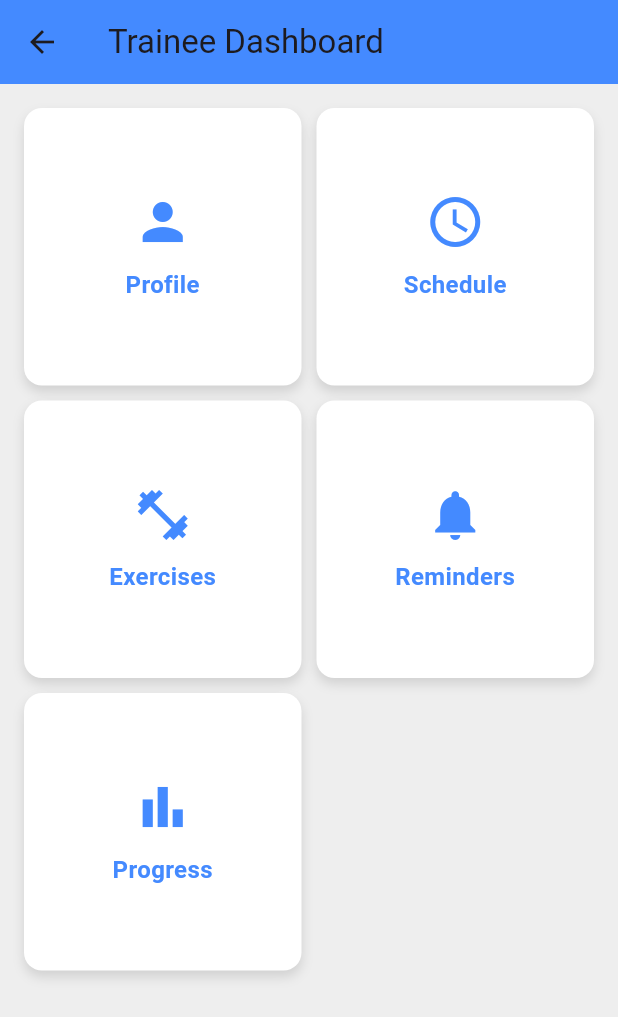
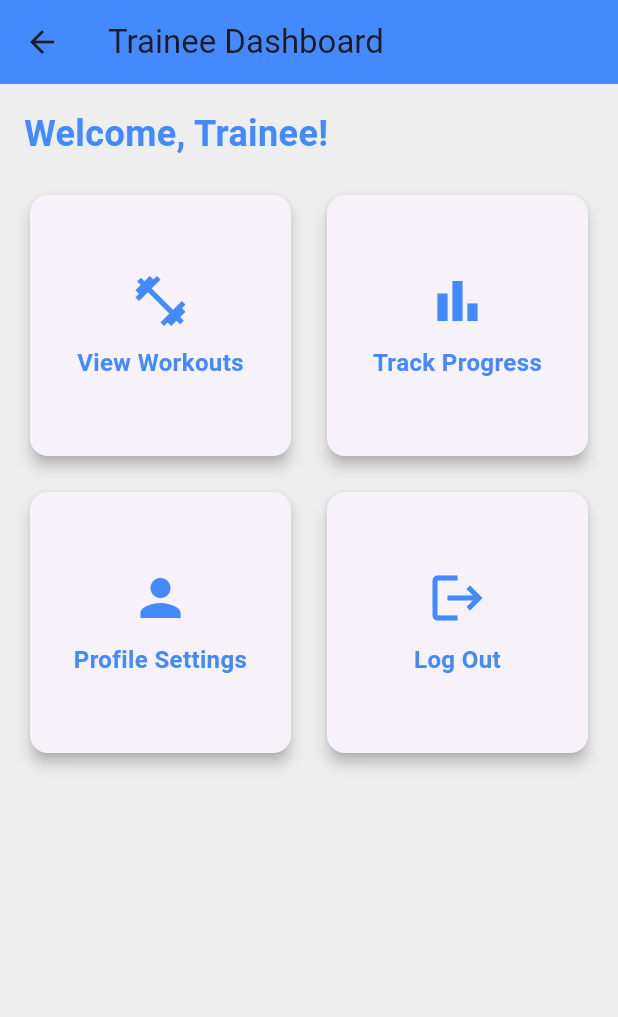
Before and after one commit to shifaaKh28/BodyAndMind, a Flutter app: the TraineeDashboard screen opened by its route, on a phone screen of 412 x 824 dp. Shown: the top 1017 px of the screen. Run offline on Flutter 3.47's test engine with Material 3 defaults, Android fonts, the phone set to English and light mode, and no system bars; our stand-ins replace cloud_firestore, firebase_auth, firebase_core, firebase_storage, image_picker; accounts and stored records are empty.

Commit message:
Update dashboard.dart

```diff
--- a/lib/screens/trainee/dashboard.dart
+++ b/lib/screens/trainee/dashboard.dart
@@ -1,9 +1,6 @@
 import 'package:flutter/material.dart';
-import '../trainee/profile/schedule.dart';
-import '../trainee/profile/exercises.dart';
-import '../trainee/profile/reminders.dart';
-import '../trainee/profile/progress.dart';
-import '../trainee/profile/profile_screen.dart';
+import 'package:firebase_auth/firebase_auth.dart';
+
 
 class TraineeDashboard extends StatelessWidget {
   @override
@@ -15,40 +12,59 @@ class TraineeDashboard extends StatelessWidget {
       ),
       body: Padding(
         padding: const EdgeInsets.all(16.0),
-        child: GridView.count(
-          crossAxisCount: 2,
-          crossAxisSpacing: 10,
-          mainAxisSpacing: 10,
+        child: Column(
+          crossAxisAlignment: CrossAxisAlignment.start,
           children: [
-            _buildDashboardButton(
-              context,
-              title: 'Profile',
-              icon: Icons.person,
-              targetScreen: TraineeProfileScreen(),
+            Text(
+              'Welcome, Trainee!',
+              style: TextStyle(
+                fontSize: 24,
+                fontWeight: FontWeight.bold,
+                color: Colors.blueAccent,
+              ),
             ),
-            _buildDashboardButton(
-              context,
-              title: 'Schedule',
-              icon: Icons.schedule,
-              targetScreen: ScheduleScreen(),
-            ),
-            _buildDashboardButton(
-              context,
-              title: 'Exercises',
-              icon: Icons.fitness_center,
-              targetScreen: ExercisesScreen(),
-            ),
-            _buildDashboardButton(
-              context,
-              title: 'Reminders',
-              icon: Icons.notifications,
-              targetScreen: RemindersScreen(),
-            ),
-            _buildDashboardButton(
-              context,
-              title: 'Progress',
-              icon: Icons.bar_chart,
-              targetScreen: ProgressScreen(),
+            SizedBox(height: 20),
+            Expanded(
+              child: GridView.count(
+                crossAxisCount: 2,
+                crossAxisSpacing: 16,
+                mainAxisSpacing: 16,
+                children: [
+                  _buildDashboardCard(
+                    context: context,
+                    title: 'View Workouts',
+                    icon: Icons.fitness_center,
+                    onTap: () {
+                      // Navigate to Workouts screen
+                    },
+                  ),
+                  _buildDashboardCard(
+                    context: context,
+                    title: 'Track Progress',
+                    icon: Icons.bar_chart,
+                    onTap: () {
+                      // Navigate to Progress screen
+                    },
+                  ),
+                  _buildDashboardCard(
+                    context: context,
+                    title: 'Profile Settings',
+                    icon: Icons.person,
+                    onTap: () {
+                      // Navigate to Profile screen
+                    },
+                  ),
+                  _buildDashboardCard(
+                    context: context,
+                    title: 'Log Out',
+                    icon: Icons.logout,
+                    onTap: () {
+                      FirebaseAuth.instance.signOut();
+                      Navigator.pushReplacementNamed(context, '/login');
+                    },
+                  ),
+                ],
+              ),
             ),
           ],
         ),
@@ -56,27 +72,19 @@ class TraineeDashboard extends StatelessWidget {
     );
   }
 
-  Widget _buildDashboardButton(BuildContext context,
-      {required String title, required IconData icon, required Widget targetScreen}) {
+  Widget _buildDashboardCard({
+    required BuildContext context,
+    required String title,
+    required IconData icon,
+    required VoidCallback onTap,
+  }) {
     return GestureDetector(
-      onTap: () {
-        Navigator.push(
-          context,
-          MaterialPageRoute(builder: (context) => targetScreen),
-        );
-      },
-      child: Container(
-        decoration: BoxDecoration(
-          color: Colors.white,
+      onTap: onTap,
+      child: Card(
+        shape: RoundedRectangleBorder(
           borderRadius: BorderRadius.circular(12),
-          boxShadow: [
-            BoxShadow(
-              color: Colors.black12,
-              blurRadius: 6,
-              offset: Offset(0, 4),
-            ),
-          ],
         ),
+        elevation: 4,
         child: Column(
           mainAxisAlignment: MainAxisAlignment.center,
           children: [
```
